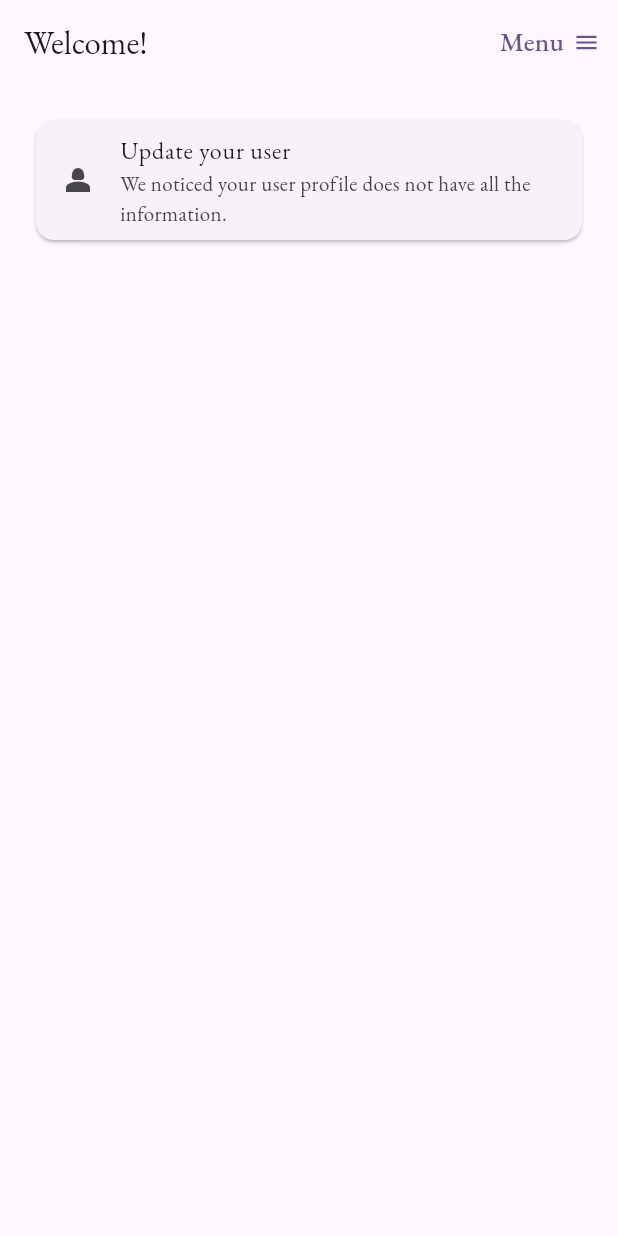
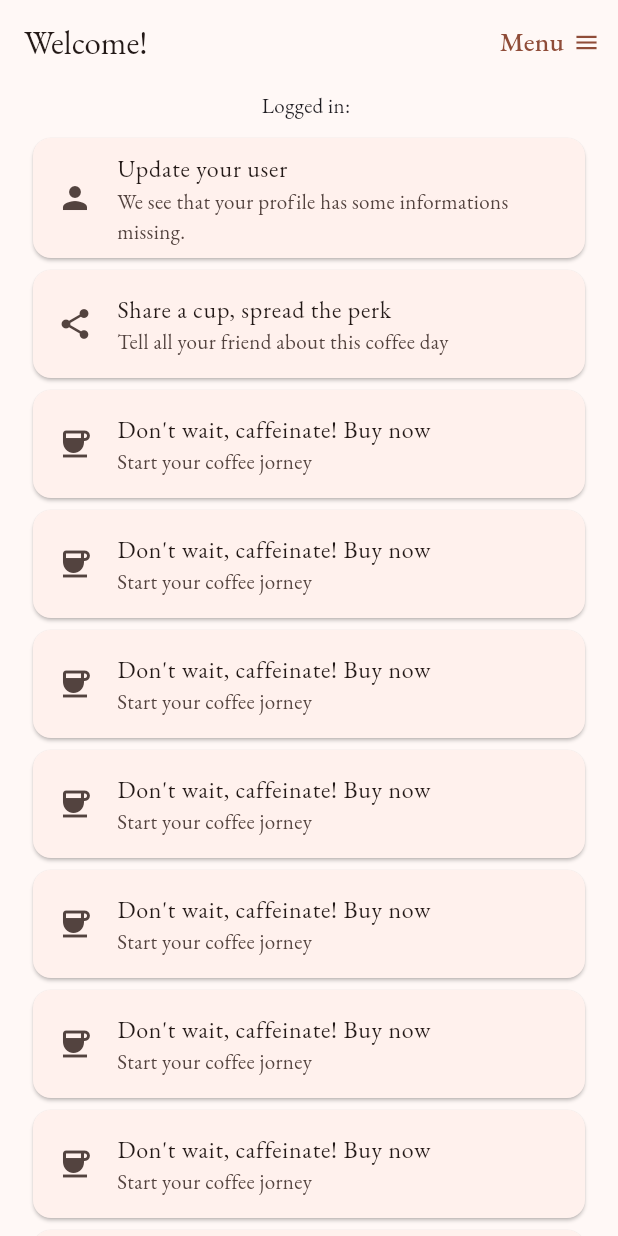
Before and after one commit to juliokrause/fluttercoffee, a Flutter app: the screen it shows once a user with an empty profile is signed in, on a phone screen of 412 x 824 dp. Run offline on Flutter 3.47's test engine with Material 3 defaults, Android fonts, the phone set to English and light mode, and no system bars; our stand-ins replace firebase_auth, firebase_core, google_fonts; accounts and stored records are empty; statements that could not run were skipped.

Commit message:
ListView.builder implemented. Changes in Main Page and theme.

```diff
--- /dev/null
+++ b/lib/customdata.dart
@@ -0,0 +1,10 @@
+import 'package:flutter/material.dart';
+
+class CustomData {
+  String? title;
+  String? subtitle;
+  IconData? iconsLead;
+
+  CustomData({this.title, this.subtitle, this.iconsLead});
+
+}
--- a/lib/main.dart
+++ b/lib/main.dart
@@ -5,11 +5,10 @@ import 'package:flutter_coffee/firebase_options.dart';
 import 'package:flutter_coffee/widget_tree.dart';
 import 'package:google_fonts/google_fonts.dart';
 
-
-
 Future<void> main() async {
   WidgetsFlutterBinding.ensureInitialized(); //this  HERE
-  await Firebase.initializeApp( options: DefaultFirebaseOptions.currentPlatform ); //this await HERE
+  await Firebase.initializeApp(
+      options: DefaultFirebaseOptions.currentPlatform); //this await HERE
   runApp(const MyApp());
 }
 
@@ -23,7 +22,7 @@ class MyApp extends StatelessWidget {
       title: 'Flutter Demo',
       theme: ThemeData(
         textTheme: GoogleFonts.ebGaramondTextTheme(),
-        colorScheme: ColorScheme.fromSeed(seedColor: Colors.deepPurple),
+        colorScheme: ColorScheme.fromSeed(seedColor: Colors.deepOrange),
         useMaterial3: true,
       ),
       home: const WidgetTree(), //this  HERE
--- a/lib/pages/login_page.dart
+++ b/lib/pages/login_page.dart
@@ -32,8 +32,9 @@ class _LoginPageState extends State<LoginPage> {
           email: _controllerEmail.text, password: _controllerPassword.text);
       successfulLogin();
     } on FirebaseAuthException catch (e) {
+      errorMessage = e.message;
       setState(() {
-        errorMessage = e.message;
+
         ScaffoldMessenger.of(context).showSnackBar(
           SnackBar(
             content: Text(
--- a/lib/pages/main_page.dart
+++ b/lib/pages/main_page.dart
@@ -1,10 +1,89 @@
 import 'package:firebase_auth/firebase_auth.dart';
 import 'package:flutter/material.dart';
 import 'package:flutter_coffee/auth.dart';
+import 'package:flutter_coffee/customdata.dart';
 import 'package:flutter_coffee/widget/usercard_widget.dart';
 
-class MainPage extends StatelessWidget {
-  MainPage({super.key});
+class MainPage extends StatefulWidget {
+  const MainPage({super.key});
+
+  @override
+  State<MainPage> createState() => _MainPageState();
+}
+
+class _MainPageState extends State<MainPage> {
+  List userFinalCards = [
+    CustomData(
+        title: 'Update your user',
+        subtitle: 'We see that your profile has some informations missing.',
+        iconsLead: Icons.person),
+    CustomData(
+        title: 'Share a cup, spread the perk',
+        subtitle: 'Tell all your friend about this coffee day',
+        iconsLead: Icons.share),
+    CustomData(
+        title: 'Don\'t wait, caffeinate! Buy now',
+        subtitle: 'Start your coffee jorney',
+        iconsLead: Icons.coffee),
+        CustomData(
+        title: 'Don\'t wait, caffeinate! Buy now',
+        subtitle: 'Start your coffee jorney',
+        iconsLead: Icons.coffee),
+        CustomData(
+        title: 'Don\'t wait, caffeinate! Buy now',
+        subtitle: 'Start your coffee jorney',
+        iconsLead: Icons.coffee),
+        CustomData(
+        title: 'Don\'t wait, caffeinate! Buy now',
+        subtitle: 'Start your coffee jorney',
+        iconsLead: Icons.coffee),
+        CustomData(
+        title: 'Don\'t wait, caffeinate! Buy now',
+        subtitle: 'Start your coffee jorney',
+        iconsLead: Icons.coffee),
+        CustomData(
+        title: 'Don\'t wait, caffeinate! Buy now',
+        subtitle: 'Start your coffee jorney',
+        iconsLead: Icons.coffee),
+        CustomData(
+        title: 'Don\'t wait, caffeinate! Buy now',
+        subtitle: 'Start your coffee jorney',
+        iconsLead: Icons.coffee),
+        CustomData(
+        title: 'Don\'t wait, caffeinate! Buy now',
+        subtitle: 'Start your coffee jorney',
+        iconsLead: Icons.coffee),
+        CustomData(
+        title: 'Don\'t wait, caffeinate! Buy now',
+        subtitle: 'Start your coffee jorney',
+        iconsLead: Icons.coffee),
+
+        CustomData(
+        title: 'Don\'t wait, caffeinate! Buy now',
+        subtitle: 'Start your coffee jorney',
+        iconsLead: Icons.coffee),
+
+        CustomData(
+        title: 'Don\'t wait, caffeinate! Buy now',
+        subtitle: 'Start your coffee jorney',
+        iconsLead: Icons.coffee),
+
+        CustomData(
+        title: 'Don\'t wait, caffeinate! Buy now',
+        subtitle: 'Start your coffee jorney',
+        iconsLead: Icons.coffee),
+
+        CustomData(
+        title: 'Don\'t wait, caffeinate! Buy now',
+        subtitle: 'Start your coffee jorney',
+        iconsLead: Icons.coffee),
+
+        CustomData(
+        title: 'Don\'t wait, caffeinate! Buy now',
+        subtitle: 'Start your coffee jorney',
+        iconsLead: Icons.coffee),
+
+  ];
 
   final User? user = Auth().currentUser;
 
@@ -17,7 +96,10 @@ class MainPage extends StatelessWidget {
   }
 
   Widget _userUid() {
-    return Text(user?.email ?? 'User email');
+    return Text(
+      user?.email ?? 'User email',
+      style: TextStyle(color: Colors.amber.shade900),
+    );
   }
 
   Widget _signOutButton() {
@@ -25,8 +107,13 @@ class MainPage extends StatelessWidget {
       onPressed: signOut,
       child: const Row(
         children: [
-          Text('Menu', style: TextStyle(fontSize: 18),),
-          SizedBox(width: 6,),
+          Text(
+            'Menu',
+            style: TextStyle(fontSize: 18),
+          ),
+          SizedBox(
+            width: 6,
+          ),
           Icon(Icons.menu)
         ],
       ),
@@ -36,20 +123,39 @@ class MainPage extends StatelessWidget {
   @override
   Widget build(BuildContext context) {
     return Scaffold(
-        appBar: AppBar(
-          title: _title(),
-          actions:  <Widget> [_signOutButton(),]
-        ),
+        appBar: AppBar(title: _title(), actions: <Widget>[
+          _signOutButton(),
+        ]),
         body: Container(
           height: double.infinity,
           width: double.infinity,
-          padding: const EdgeInsets.all(20),
+          padding: const EdgeInsets.only(top: 4, left: 18, right: 18),
           child: Column(
-            crossAxisAlignment: CrossAxisAlignment.center,
             children: <Widget>[
-              usercard('Update your user', 'We noticed your user profile does not have all the information.', Icons.person_2_sharp),
-              _userUid(),
-
+              Row(
+                mainAxisAlignment: MainAxisAlignment.center,
+                children: [
+                  const Text('Logged in:'),
+                  const SizedBox(
+                    width: 4,
+                  ),
+                  _userUid(),
+                ],
+              ),
+              const SizedBox(
+                height: 8,
+              ),
+              Expanded(
+                child: ListView.builder(
+                  itemCount: userFinalCards.length,
+                  itemBuilder: (context, index) {
+                    return usercard(
+                        userFinalCards[index].title,
+                        userFinalCards[index].subtitle,
+                        userFinalCards[index].iconsLead);
+                  },
+                ),
+              )
             ],
           ),
         ));
--- a/lib/widget/main_menu.dart
+++ b/lib/widget/main_menu.dart
@@ -4,7 +4,7 @@ Widget mainMenu()  {
 
 return const AlertDialog(
     title: Text("AlertDialog"),
-    content: Text("Would you like to continue learning how to use Flutter alerts?"),
+    content: Text(".."),
     actions: [
 
     ],
--- a/lib/widget_tree.dart
+++ b/lib/widget_tree.dart
@@ -18,7 +18,7 @@ class _WidgetTreeState extends State<WidgetTree> {
       builder: (context, snapshot) {
 
         if (snapshot.hasData) {
-          return MainPage();
+          return const MainPage();
         } else {
           return const HomePage();
         }
```
